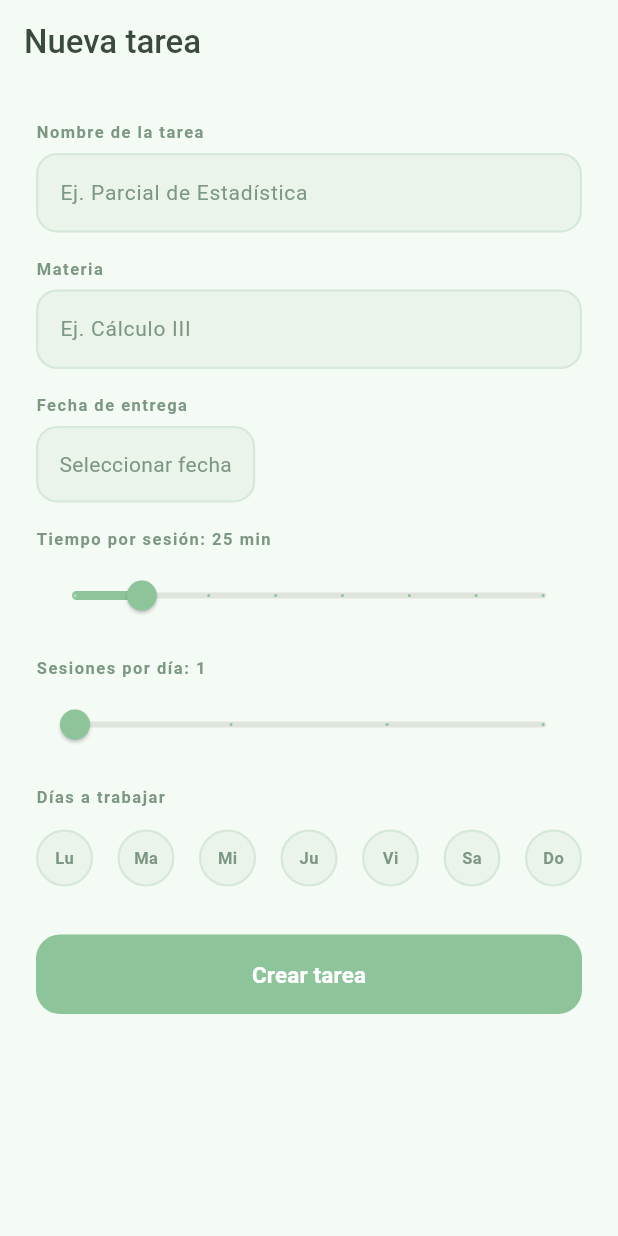
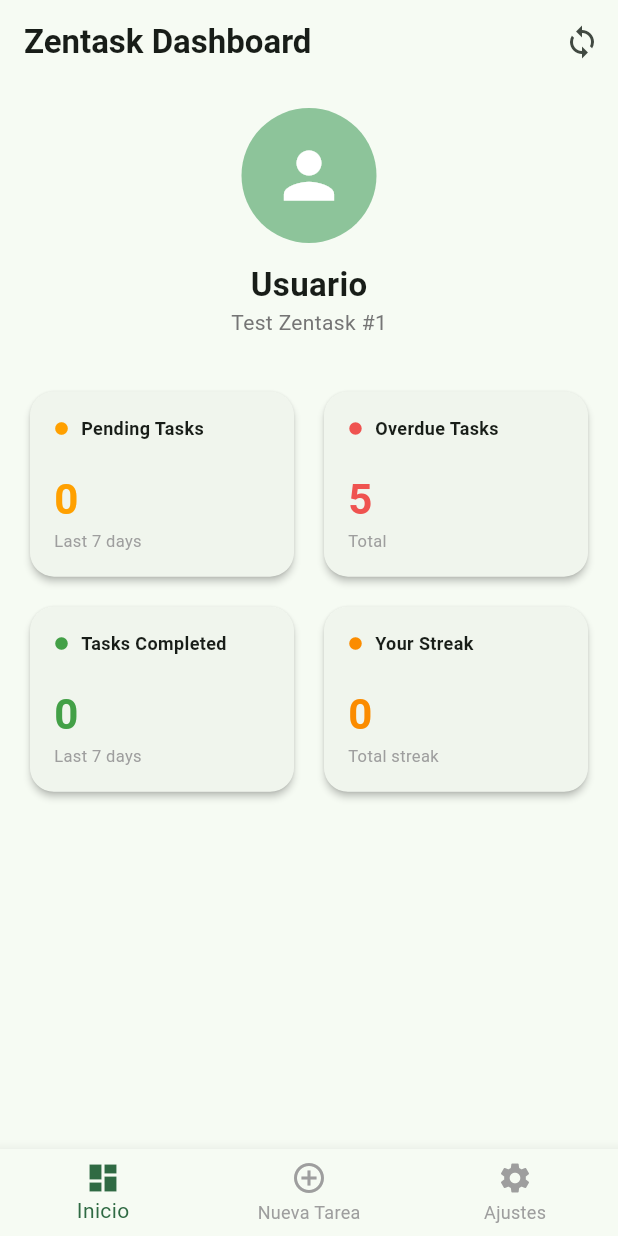
Before and after one commit to alegmzhi08/Zentask, a Flutter app: the screen it shows after launch, on a phone screen of 412 x 824 dp. Run offline on Flutter 3.47's test engine with Material 3 defaults, Android fonts, the phone set to English and light mode, and no system bars.

Commit message:
feat: integración de navegación inferior, inicio y ajustes

```diff
--- a/lib/main.dart
+++ b/lib/main.dart
@@ -1,5 +1,5 @@
 import 'package:flutter/material.dart';
-import 'screens/crear_tarea_screen.dart';
+import 'screens/main_screen.dart'; // <-- 1. Importamos tu nuevo menú principal
 
 void main() {
   runApp(const ZentaskApp());
@@ -19,7 +19,7 @@ class ZentaskApp extends StatelessWidget {
         ),
         useMaterial3: true,
       ),
-      home: CrearTareaScreen(),
+      home: const MainScreen(), // <-- 2. Le decimos a la app que arranque desde el menú
     );
   }
 }
--- /dev/null
+++ b/lib/screens/inicio_screen.dart
@@ -0,0 +1,91 @@
+// lib/screens/inicio_screen.dart
+import 'package:flutter/material.dart';
+
+class InicioScreen extends StatelessWidget {
+  const InicioScreen({super.key});
+
+  @override
+  Widget build(BuildContext context) {
+    return Scaffold(
+      appBar: AppBar(
+        title: const Text('Zentask Dashboard', style: TextStyle(fontWeight: FontWeight.bold)),
+        centerTitle: false,
+        actions: [
+          IconButton(icon: const Icon(Icons.sync), onPressed: () {}),
+        ],
+      ),
+      body: SingleChildScrollView(
+        padding: const EdgeInsets.all(16.0),
+        child: Column(
+          children: [
+            // Sección de Perfil
+            const CircleAvatar(
+              radius: 45,
+              backgroundColor: Color(0xFF8DC49A), // Tu verde semilla
+              child: Icon(Icons.person, size: 50, color: Colors.white),
+            ),
+            const SizedBox(height: 12),
+            const Text(
+              'Usuario',
+              style: TextStyle(fontSize: 22, fontWeight: FontWeight.bold),
+            ),
+            Text(
+              'Test Zentask #1',
+              style: TextStyle(color: Colors.grey.shade600),
+            ),
+            const SizedBox(height: 32),
+
+            // Tarjetas de Estadísticas (Estilo MyStudyLife)
+            GridView.count(
+              crossAxisCount: 2,
+              shrinkWrap: true,
+              physics: const NeverScrollableScrollPhysics(),
+              crossAxisSpacing: 12,
+              mainAxisSpacing: 12,
+              childAspectRatio: 1.4,
+              children: [
+                _buildStatCard('Pending Tasks', '0', 'Last 7 days', Colors.amber.shade700),
+                _buildStatCard('Overdue Tasks', '5', 'Total', Colors.red.shade400),
+                _buildStatCard('Tasks Completed', '0', 'Last 7 days', Colors.green.shade600),
+                _buildStatCard('Your Streak', '0', 'Total streak', Colors.orange.shade600),
+              ],
+            )
+          ],
+        ),
+      ),
+    );
+  }
+
+  // Widget reutilizable para las tarjetitas
+  Widget _buildStatCard(String title, String count, String subtitle, Color color) {
+    return Card(
+      elevation: 2,
+      shape: RoundedRectangleBorder(borderRadius: BorderRadius.circular(16)),
+      child: Padding(
+        padding: const EdgeInsets.all(16.0),
+        child: Column(
+          crossAxisAlignment: CrossAxisAlignment.start,
+          mainAxisAlignment: MainAxisAlignment.center,
+          children: [
+            Row(
+              children: [
+                Icon(Icons.circle, size: 10, color: color),
+                const SizedBox(width: 8),
+                Expanded(
+                  child: Text(
+                    title,
+                    style: const TextStyle(fontSize: 12, fontWeight: FontWeight.bold),
+                    overflow: TextOverflow.ellipsis,
+                  ),
+                ),
+              ],
+            ),
+            const Spacer(),
+            Text(count, style: TextStyle(color: color, fontSize: 28, fontWeight: FontWeight.bold)),
+            Text(subtitle, style: const TextStyle(color: Colors.grey, fontSize: 11)),
+          ],
+        ),
+      ),
+    );
+  }
+}
--- /dev/null
+++ b/lib/screens/main_screen.dart
@@ -0,0 +1,50 @@
+// lib/screens/main_screen.dart
+import 'package:flutter/material.dart';
+import 'crear_tarea_screen.dart'; // La pantalla de tus amigos
+import 'inicio_screen.dart';      // Tu nueva pantalla
+import 'ajustes_screen.dart';     // Tu nueva pantalla
+
+class MainScreen extends StatefulWidget {
+  const MainScreen({super.key});
+
+  @override
+  State<MainScreen> createState() => _MainScreenState();
+}
+
+class _MainScreenState extends State<MainScreen> {
+  // Empezamos en la pestaña 0 (Inicio)
+  int _currentIndex = 0;
+
+  // Aquí metemos las 3 pantallas. ¡IndexedStack evita que se recarguen al cambiar de pestaña!
+  final List<Widget> _screens = [
+    const InicioScreen(),
+    const CrearTareaScreen(), // <-- El código de tus amigos intacto aquí
+    const AjustesScreen(),
+  ];
+
+  @override
+  Widget build(BuildContext context) {
+    return Scaffold(
+      body: IndexedStack(
+        index: _currentIndex,
+        children: _screens,
+      ),
+      bottomNavigationBar: BottomNavigationBar(
+        currentIndex: _currentIndex,
+        onTap: (index) {
+          setState(() {
+            _currentIndex = index;
+          });
+        },
+        // Usamos el color verde de tu tema para el ícono seleccionado
+        selectedItemColor: Theme.of(context).colorScheme.primary,
+        unselectedItemColor: Colors.grey,
+        items: const [
+          BottomNavigationBarItem(icon: Icon(Icons.dashboard), label: 'Inicio'),
+          BottomNavigationBarItem(icon: Icon(Icons.add_circle_outline), label: 'Nueva Tarea'),
+          BottomNavigationBarItem(icon: Icon(Icons.settings), label: 'Ajustes'),
+        ],
+      ),
+    );
+  }
+}
```
Also changed, not shown: lib/screens/ajustes_screen.dart (added, +54 -0 lines).
